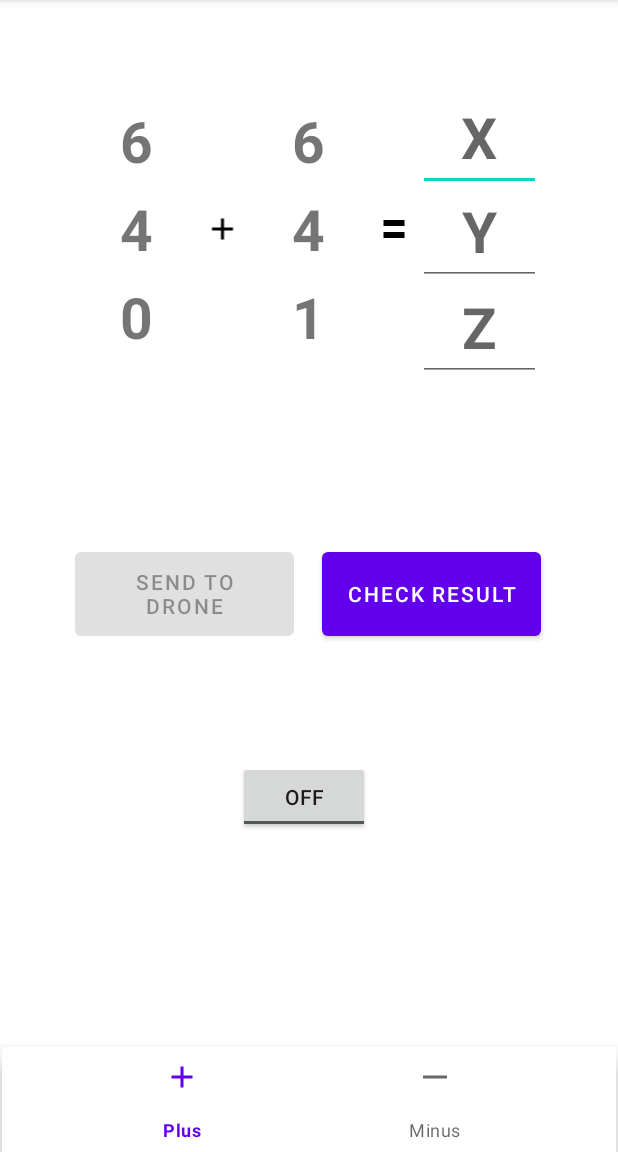
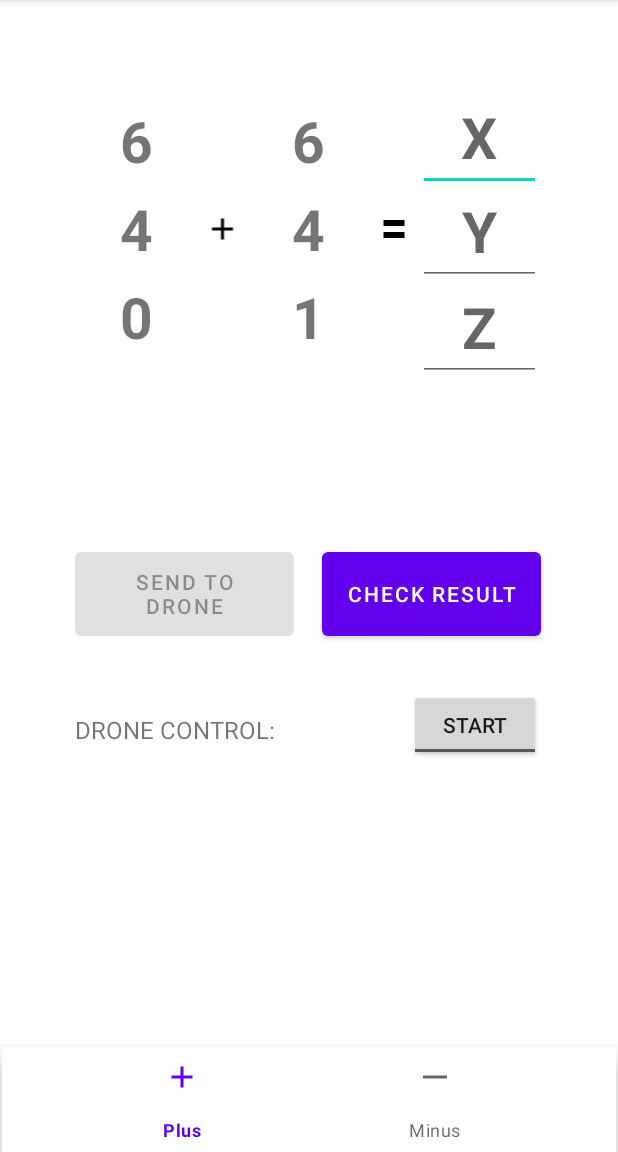
Before and after one commit to LKInfo23/DroneProjectApp, an Android app: the screen it shows after launch (MainActivity), on a phone screen of 412 x 824 dp, the part 84-1236 px from its top. Run offline under Robolectric (Android 15) with nearby library versions, the phone set to English and light mode, and no system bars.

Commit message:
small layout tweak for ease of use

```diff
--- a/app/src/main/res/layout/activity_main.xml
+++ b/app/src/main/res/layout/activity_main.xml
@@ -169,12 +169,14 @@
         android:layout_width="wrap_content"
         android:layout_height="wrap_content"
         android:text="drone"
+        android:textOff="START"
+        android:textOn="LAND"
         app:layout_constraintBottom_toBottomOf="parent"
-            app:layout_constraintEnd_toEndOf="parent"
-            app:layout_constraintHorizontal_bias="0.489"
+        app:layout_constraintEnd_toEndOf="@+id/checkButton"
+        app:layout_constraintHorizontal_bias="1.0"
         app:layout_constraintStart_toStartOf="parent"
         app:layout_constraintTop_toTopOf="parent"
-            app:layout_constraintVertical_bias="0.705" />
+        app:layout_constraintVertical_bias="0.638" />
 
     <com.google.android.material.bottomnavigation.BottomNavigationView
         android:id="@+id/bottom_nav"
@@ -187,4 +189,17 @@
         app:layout_constraintTop_toBottomOf="@+id/droneSwitch"
         app:layout_constraintVertical_bias="1.0"
         app:menu="@menu/bottom_nav" />
+
+    <TextView
+        android:id="@+id/droneSwitchLabel"
+        android:layout_width="wrap_content"
+        android:layout_height="wrap_content"
+        android:text="DRONE CONTROL:"
+        android:textSize="16sp"
+        app:layout_constraintBottom_toBottomOf="parent"
+        app:layout_constraintEnd_toEndOf="parent"
+        app:layout_constraintHorizontal_bias="0.0"
+        app:layout_constraintStart_toStartOf="@+id/droneButton"
+        app:layout_constraintTop_toTopOf="parent"
+        app:layout_constraintVertical_bias="0.637" />
 </androidx.constraintlayout.widget.ConstraintLayout>
```
Lines whose indentation alone changed are shown as unchanged.
